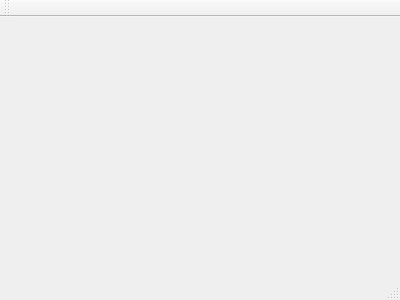
Above: mainwindow.ui from cygnaw/MailBox before the change. Below: the same form after it.
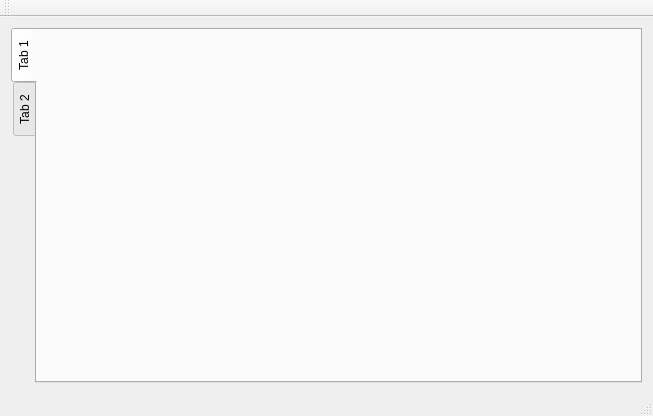
That is the form after the change.

```diff
--- a/mainwindow.ui
+++ b/mainwindow.ui
@@ -1,24 +1,62 @@
 <ui version="4.0">
  <class>MainWindow</class>
- <widget class="QMainWindow" name="MainWindow" >
-  <property name="geometry" >
+ <widget class="QMainWindow" name="MainWindow">
+  <property name="geometry">
    <rect>
     <x>0</x>
     <y>0</y>
-    <width>400</width>
-    <height>300</height>
+    <width>653</width>
+    <height>416</height>
    </rect>
   </property>
   <property name="windowTitle" >
    <string>MainWindow</string>
   </property>
-  <widget class="QMenuBar" name="menuBar" />
-  <widget class="QToolBar" name="mainToolBar" />
-  <widget class="QWidget" name="centralWidget" />
-  <widget class="QStatusBar" name="statusBar" />
+  <widget class="QWidget" name="centralWidget">
+   <layout class="QGridLayout" name="gridLayout">
+    <item row="0" column="0">
+     <widget class="QTabWidget" name="tabWidget">
+      <property name="tabPosition">
+       <enum>QTabWidget::West</enum>
+      </property>
+      <property name="currentIndex">
+       <number>0</number>
+      </property>
+      <widget class="QWidget" name="tab">
+       <attribute name="title">
+        <string>Tab 1</string>
+       </attribute>
+      </widget>
+      <widget class="QWidget" name="tab_2">
+       <attribute name="title">
+        <string>Tab 2</string>
+       </attribute>
+      </widget>
+     </widget>
+    </item>
+   </layout>
+  </widget>
+  <widget class="QMenuBar" name="menuBar">
+   <property name="geometry">
+    <rect>
+     <x>0</x>
+     <y>0</y>
+     <width>653</width>
+     <height>25</height>
+    </rect>
+   </property>
+  </widget>
+  <widget class="QToolBar" name="mainToolBar">
+   <attribute name="toolBarArea">
+    <enum>TopToolBarArea</enum>
+   </attribute>
+   <attribute name="toolBarBreak">
+    <bool>false</bool>
+   </attribute>
+  </widget>
+  <widget class="QStatusBar" name="statusBar"/>
  </widget>
- <layoutDefault spacing="6" margin="11" />
- <pixmapfunction></pixmapfunction>
+ <layoutdefault spacing="6" margin="11"/>
  <resources/>
  <connections/>
 </ui>
```
Left out of the diff: 3 changed lines with no effect on the pictures.
